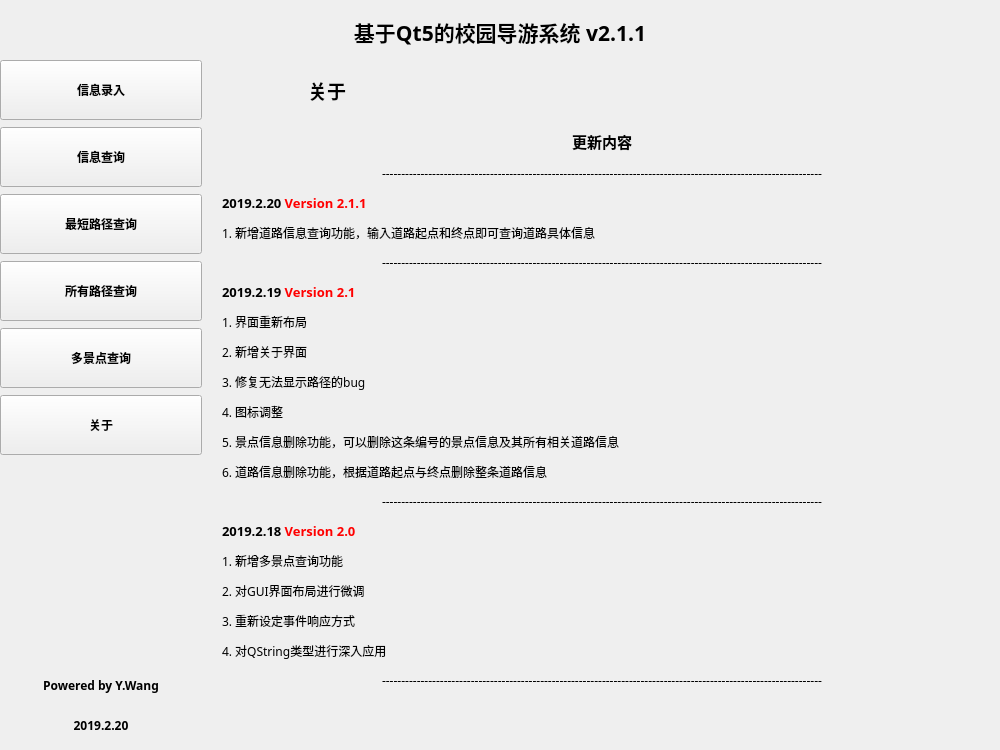
Old version of the form GuideWindow.ui in the repository iamywang/Campus-Guide-System.
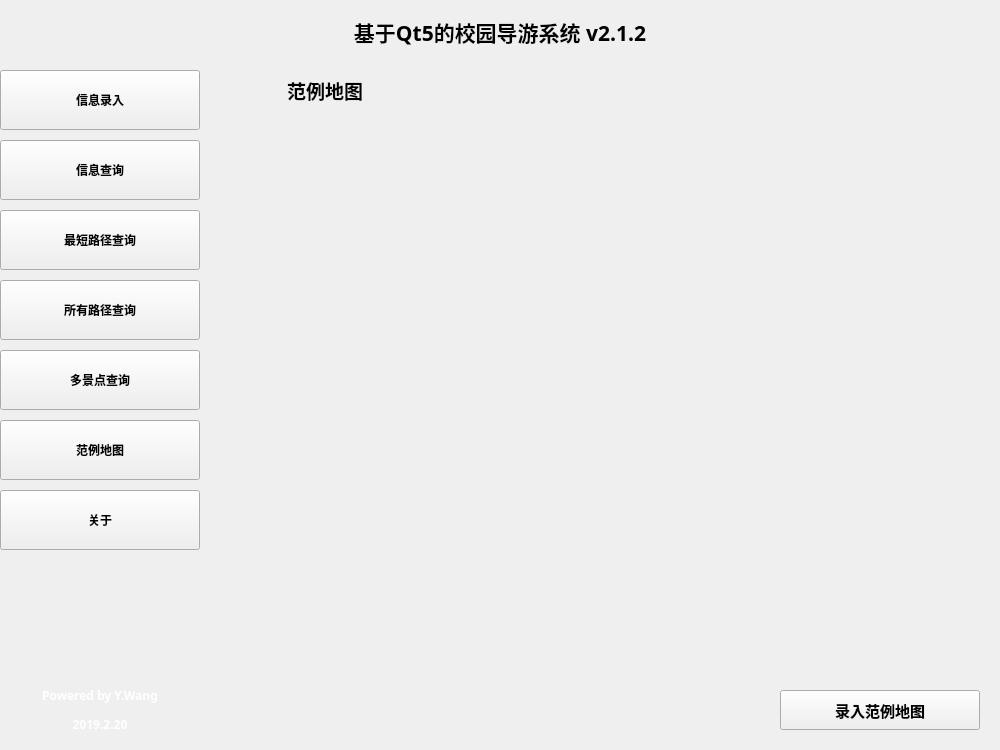
New version of the form. The open tabs and pages were chosen to show the change. Icons and pictures are not drawn.

What changed in the file:
```diff
--- a/GuideWindow.ui
+++ b/GuideWindow.ui
@@ -53,301 +53,16 @@
      </font>
     </property>
     <property name="text">
-     <string>基于Qt5的校园导游系统 v2.1.1</string>
+     <string>基于Qt5的校园导游系统 v2.1.2</string>
     </property>
     <property name="alignment">
      <set>Qt::AlignCenter</set>
     </property>
    </widget>
-   <widget class="QWidget" name="layoutWidget">
-    <property name="geometry">
-     <rect>
-      <x>0</x>
-      <y>60</y>
-      <width>202</width>
-      <height>682</height>
-     </rect>
-    </property>
-    <property name="font">
-     <font>
-      <family>微软雅黑</family>
-     </font>
-    </property>
-    <layout class="QVBoxLayout" name="Left_Choosing">
-     <property name="spacing">
-      <number>7</number>
-     </property>
-     <item>
-      <widget class="QPushButton" name="button_left_1">
-       <property name="minimumSize">
-        <size>
-         <width>200</width>
-         <height>60</height>
-        </size>
-       </property>
-       <property name="font">
-        <font>
-         <family>微软雅黑</family>
-         <weight>75</weight>
-         <bold>true</bold>
-        </font>
-       </property>
-       <property name="text">
-        <string>信息录入</string>
-       </property>
-       <property name="icon">
-        <iconset>
-         <normaloff>Resources/writeinfo.png</normaloff>Resources/writeinfo.png</iconset>
-       </property>
-       <property name="iconSize">
-        <size>
-         <width>48</width>
-         <height>48</height>
-        </size>
-       </property>
-      </widget>
-     </item>
-     <item>
-      <widget class="QPushButton" name="button_left_2">
-       <property name="minimumSize">
-        <size>
-         <width>200</width>
-         <height>60</height>
-        </size>
-       </property>
-       <property name="font">
-        <font>
-         <family>微软雅黑</family>
-         <weight>75</weight>
-         <bold>true</bold>
-        </font>
-       </property>
-       <property name="text">
-        <string>信息查询</string>
-       </property>
-       <property name="icon">
-        <iconset>
-         <normaloff>Resources/searchinfo.png</normaloff>Resources/searchinfo.png</iconset>
-       </property>
-       <property name="iconSize">
-        <size>
-         <width>48</width>
-         <height>48</height>
-        </size>
-       </property>
-      </widget>
-     </item>
-     <item>
-      <widget class="QPushButton" name="button_left_3">
-       <property name="minimumSize">
-        <size>
-         <width>200</width>
-         <height>60</height>
-        </size>
-       </property>
-       <property name="font">
-        <font>
-         <family>微软雅黑</family>
-         <weight>75</weight>
-         <bold>true</bold>
-        </font>
-       </property>
-       <property name="text">
-        <string>最短路径查询</string>
-       </property>
-       <property name="icon">
-        <iconset>
-         <normaloff>Resources/findroad.png</normaloff>Resources/findroad.png</iconset>
-       </property>
-       <property name="iconSize">
-        <size>
-         <width>48</width>
-         <height>48</height>
-        </size>
-       </property>
-      </widget>
-     </item>
-     <item>
-      <widget class="QPushButton" name="button_left_4">
-       <property name="minimumSize">
-        <size>
-         <width>200</width>
-         <height>60</height>
-        </size>
-       </property>
-       <property name="font">
-        <font>
-         <family>微软雅黑</family>
-         <weight>75</weight>
-         <bold>true</bold>
-        </font>
-       </property>
-       <property name="text">
-        <string>所有路径查询</string>
-       </property>
-       <property name="icon">
-        <iconset>
-         <normaloff>Resources/allroad.png</normaloff>Resources/allroad.png</iconset>
-       </property>
-       <property name="iconSize">
-        <size>
-         <width>48</width>
-         <height>48</height>
-        </size>
-       </property>
-      </widget>
-     </item>
-     <item>
-      <widget class="QPushButton" name="button_left_5">
-       <property name="minimumSize">
-        <size>
-         <width>200</width>
-         <height>60</height>
-        </size>
-       </property>
-       <property name="font">
-        <font>
-         <family>微软雅黑</family>
-         <weight>75</weight>
-         <bold>true</bold>
-        </font>
-       </property>
-       <property name="text">
-        <string>多景点查询</string>
-       </property>
-       <property name="icon">
-        <iconset>
-         <normaloff>Resources/multiplaces.png</normaloff>Resources/multiplaces.png</iconset>
-       </property>
-       <property name="iconSize">
-        <size>
-         <width>48</width>
-         <height>48</height>
-        </size>
-       </property>
-      </widget>
-     </item>
-     <item>
-      <widget class="QPushButton" name="button_left_6">
-       <property name="minimumSize">
-        <size>
-         <width>200</width>
-         <height>60</height>
-        </size>
-       </property>
-       <property name="font">
-        <font>
-         <family>微软雅黑</family>
-         <weight>75</weight>
-         <bold>true</bold>
-        </font>
-       </property>
-       <property name="text">
-        <string>关于</string>
-       </property>
-       <property name="icon">
-        <iconset>
-         <normaloff>Resources/about.png</normaloff>Resources/about.png</iconset>
-       </property>
-       <property name="iconSize">
-        <size>
-         <width>48</width>
-         <height>48</height>
-        </size>
-       </property>
-      </widget>
-     </item>
-     <item>
-      <widget class="QLabel" name="pix_label_1">
-       <property name="minimumSize">
-        <size>
-         <width>200</width>
-         <height>200</height>
-        </size>
-       </property>
-       <property name="font">
-        <font>
-         <family>微软雅黑</family>
-        </font>
-       </property>
-       <property name="text">
-        <string/>
-       </property>
-       <property name="pixmap">
-        <pixmap>Resources/auth.jpg</pixmap>
-       </property>
-       <property name="scaledContents">
-        <bool>true</bool>
-       </property>
-      </widget>
-     </item>
-     <item>
-      <widget class="QLabel" name="pix_label_2">
-       <property name="minimumSize">
-        <size>
-         <width>200</width>
-         <height>32</height>
-        </size>
-       </property>
-       <property name="font">
-        <font>
-         <family>微软雅黑</family>
-         <weight>75</weight>
-         <bold>true</bold>
-        </font>
-       </property>
-       <property name="text">
-        <string>Powered by Y.Wang</string>
-       </property>
-       <property name="scaledContents">
-        <bool>false</bool>
-       </property>
-       <property name="alignment">
-        <set>Qt::AlignCenter</set>
-       </property>
-      </widget>
-     </item>
-     <item>
-      <widget class="QLabel" name="pix_label_3">
-       <property name="minimumSize">
-        <size>
-         <width>200</width>
-         <height>32</height>
-        </size>
-       </property>
-       <property name="font">
-        <font>
-         <family>微软雅黑</family>
-         <weight>75</weight>
-         <bold>true</bold>
-        </font>
-       </property>
-       <property name="text">
-        <string>2019.2.20</string>
-       </property>
-       <property name="scaledContents">
-        <bool>false</bool>
-       </property>
-       <property name="alignment">
-        <set>Qt::AlignCenter</set>
-       </property>
-      </widget>
-     </item>
-    </layout>
-    <zorder>pix_label_2</zorder>
-    <zorder>button_left_1</zorder>
-    <zorder>button_left_2</zorder>
-    <zorder>button_left_3</zorder>
-    <zorder>button_left_4</zorder>
-    <zorder>pix_label_1</zorder>
-    <zorder>button_left_5</zorder>
-    <zorder>pix_label_3</zorder>
-    <zorder>button_left_6</zorder>
-   </widget>
    <widget class="QStackedWidget" name="stackedWidget">
     <property name="geometry">
      <rect>
-      <x>202</x>
+      <x>200</x>
       <y>70</y>
       <width>800</width>
       <height>680</height>
@@ -1451,7 +1166,7 @@
        </font>
       </property>
       <property name="text">
-       <string>&lt;html&gt;&lt;head/&gt;&lt;body&gt;&lt;p align=&quot;center&quot;&gt;&lt;span style=&quot; font-size:11pt; font-weight:600;&quot;&gt;更新内容&lt;/span&gt;&lt;/p&gt;&lt;p align=&quot;center&quot;&gt;------------------------------------------------------------------------------------------------------------------&lt;/p&gt;&lt;p align=&quot;justify&quot;&gt;&lt;span style=&quot; font-size:10pt; font-weight:600;&quot;&gt;2019.2.20 &lt;/span&gt;&lt;span style=&quot; font-size:10pt; font-weight:600; color:#ff0000;&quot;&gt;Version 2.1.1&lt;/span&gt;&lt;/p&gt;&lt;p align=&quot;justify&quot;&gt;1. 新增道路信息查询功能，输入道路起点和终点即可查询道路具体信息&lt;/p&gt;&lt;p align=&quot;center&quot;&gt;------------------------------------------------------------------------------------------------------------------&lt;/p&gt;&lt;p align=&quot;justify&quot;&gt;&lt;span style=&quot; font-size:10pt; font-weight:600;&quot;&gt;2019.2.19 &lt;/span&gt;&lt;span style=&quot; font-size:10pt; font-weight:600; color:#ff0000;&quot;&gt;Version 2.1&lt;/span&gt;&lt;/p&gt;&lt;p align=&quot;justify&quot;&gt;1. 界面重新布局&lt;/p&gt;&lt;p align=&quot;justify&quot;&gt;2. 新增关于界面&lt;/p&gt;&lt;p align=&quot;justify&quot;&gt;3. 修复无法显示路径的bug&lt;/p&gt;&lt;p align=&quot;justify&quot;&gt;4. 图标调整&lt;/p&gt;&lt;p align=&quot;justify&quot;&gt;5. 景点信息删除功能，可以删除这条编号的景点信息及其所有相关道路信息&lt;/p&gt;&lt;p align=&quot;justify&quot;&gt;6. 道路信息删除功能，根据道路起点与终点删除整条道路信息&lt;/p&gt;&lt;p align=&quot;center&quot;&gt;------------------------------------------------------------------------------------------------------------------&lt;/p&gt;&lt;p align=&quot;justify&quot;&gt;&lt;span style=&quot; font-size:10pt; font-weight:600;&quot;&gt;2019.2.18 &lt;/span&gt;&lt;span style=&quot; font-size:10pt; font-weight:600; color:#ff0000;&quot;&gt;Version 2.0&lt;/span&gt;&lt;/p&gt;&lt;p align=&quot;justify&quot;&gt;1. 新增多景点查询功能&lt;/p&gt;&lt;p align=&quot;justify&quot;&gt;2. 对GUI界面布局进行微调&lt;/p&gt;&lt;p align=&quot;justify&quot;&gt;3. 重新设定事件响应方式&lt;/p&gt;&lt;p align=&quot;justify&quot;&gt;4. 对QString类型进行深入应用&lt;/p&gt;&lt;p align=&quot;center&quot;&gt;------------------------------------------------------------------------------------------------------------------&lt;/p&gt;&lt;/body&gt;&lt;/html&gt;</string>
+       <string>&lt;html&gt;&lt;head/&gt;&lt;body&gt;&lt;p align=&quot;center&quot;&gt;------------------------------------------------------------------------------------------------------------------&lt;/p&gt;&lt;p align=&quot;justify&quot;&gt;&lt;span style=&quot; font-size:10pt; font-weight:600;&quot;&gt;2019.2.20 &lt;/span&gt;&lt;span style=&quot; font-size:10pt; font-weight:600; color:#ff0000;&quot;&gt;Version 2.1.2&lt;/span&gt;&lt;/p&gt;&lt;p align=&quot;justify&quot;&gt;1. 新增道路信息查询功能，输入道路起点和终点即可查询道路具体信息&lt;/p&gt;&lt;p align=&quot;justify&quot;&gt;2. 新增范例地图，支持一键录入已有范例信息&lt;/p&gt;&lt;p align=&quot;center&quot;&gt;------------------------------------------------------------------------------------------------------------------&lt;/p&gt;&lt;p align=&quot;justify&quot;&gt;&lt;span style=&quot; font-size:10pt; font-weight:600;&quot;&gt;2019.2.19 &lt;/span&gt;&lt;span style=&quot; font-size:10pt; font-weight:600; color:#ff0000;&quot;&gt;Version 2.1&lt;/span&gt;&lt;/p&gt;&lt;p align=&quot;justify&quot;&gt;1. 界面重新布局&lt;/p&gt;&lt;p align=&quot;justify&quot;&gt;2. 新增关于界面&lt;/p&gt;&lt;p align=&quot;justify&quot;&gt;3. 修复无法显示路径的bug&lt;/p&gt;&lt;p align=&quot;justify&quot;&gt;4. 图标调整&lt;/p&gt;&lt;p align=&quot;justify&quot;&gt;5. 景点信息删除功能，可以删除这条编号的景点信息及其所有相关道路信息&lt;/p&gt;&lt;p align=&quot;justify&quot;&gt;6. 道路信息删除功能，根据道路起点与终点删除整条道路信息&lt;/p&gt;&lt;p align=&quot;center&quot;&gt;------------------------------------------------------------------------------------------------------------------&lt;/p&gt;&lt;p align=&quot;justify&quot;&gt;&lt;span style=&quot; font-size:10pt; font-weight:600;&quot;&gt;2019.2.18 &lt;/span&gt;&lt;span style=&quot; font-size:10pt; font-weight:600; color:#ff0000;&quot;&gt;Version 2.0&lt;/span&gt;&lt;/p&gt;&lt;p align=&quot;justify&quot;&gt;1. 新增多景点查询功能&lt;/p&gt;&lt;p align=&quot;justify&quot;&gt;2. 对GUI界面布局进行微调&lt;/p&gt;&lt;p align=&quot;justify&quot;&gt;3. 重新设定事件响应方式&lt;/p&gt;&lt;p align=&quot;justify&quot;&gt;4. 对QString类型进行深入应用&lt;/p&gt;&lt;p align=&quot;center&quot;&gt;------------------------------------------------------------------------------------------------------------------&lt;/p&gt;&lt;/body&gt;&lt;/html&gt;</string>
       </property>
       <property name="textFormat">
        <enum>Qt::RichText</enum>
@@ -1461,6 +1176,83 @@
       </property>
      </widget>
     </widget>
+    <widget class="QWidget" name="page_7">
+     <widget class="QLabel" name="demo_title">
+      <property name="geometry">
+       <rect>
+        <x>0</x>
+        <y>0</y>
+        <width>250</width>
+        <height>40</height>
+       </rect>
+      </property>
+      <property name="font">
+       <font>
+        <family>微软雅黑</family>
+        <pointsize>14</pointsize>
+        <weight>75</weight>
+        <bold>true</bold>
+       </font>
+      </property>
+      <property name="text">
+       <string>范例地图</string>
+      </property>
+      <property name="alignment">
+       <set>Qt::AlignCenter</set>
+      </property>
+     </widget>
+     <widget class="QLabel" name="demo_label_1">
+      <property name="geometry">
+       <rect>
+        <x>20</x>
+        <y>110</y>
+        <width>760</width>
+        <height>436</height>
+       </rect>
+      </property>
+      <property name="font">
+       <font>
+        <pointsize>11</pointsize>
+       </font>
+      </property>
+      <property name="autoFillBackground">
+       <bool>false</bool>
+      </property>
+      <property name="text">
+       <string/>
+      </property>
+      <property name="pixmap">
+       <pixmap>Resources/map.png</pixmap>
+      </property>
+      <property name="scaledContents">
+       <bool>true</bool>
+      </property>
+      <property name="alignment">
+       <set>Qt::AlignCenter</set>
+      </property>
+     </widget>
+     <widget class="QPushButton" name="demo_button_1">
+      <property name="geometry">
+       <rect>
+        <x>580</x>
+        <y>620</y>
+        <width>200</width>
+        <height>40</height>
+       </rect>
+      </property>
+      <property name="font">
+       <font>
+        <family>微软雅黑</family>
+        <pointsize>11</pointsize>
+        <weight>75</weight>
+        <bold>true</bold>
+       </font>
+      </property>
+      <property name="text">
+       <string>录入范例地图</string>
+      </property>
+     </widget>
+    </widget>
    </widget>
    <widget class="QLabel" name="IconLabel">
     <property name="geometry">
@@ -1495,6 +1287,320 @@
      <set>Qt::AlignCenter</set>
     </property>
    </widget>
+   <widget class="QPushButton" name="button_left_7">
+    <property name="geometry">
+     <rect>
+      <x>0</x>
+      <y>420</y>
+      <width>200</width>
+      <height>60</height>
+     </rect>
+    </property>
+    <property name="minimumSize">
+     <size>
+      <width>0</width>
+      <height>0</height>
+     </size>
+    </property>
+    <property name="font">
+     <font>
+      <family>微软雅黑</family>
+      <weight>75</weight>
+      <bold>true</bold>
+     </font>
+    </property>
+    <property name="text">
+     <string>范例地图</string>
+    </property>
+    <property name="icon">
+     <iconset>
+      <normaloff>Resources/sdu.png</normaloff>Resources/sdu.png</iconset>
+    </property>
+    <property name="iconSize">
+     <size>
+      <width>48</width>
+      <height>48</height>
+     </size>
+    </property>
+   </widget>
+   <widget class="QPushButton" name="button_left_2">
+    <property name="geometry">
+     <rect>
+      <x>0</x>
+      <y>140</y>
+      <width>200</width>
+      <height>60</height>
+     </rect>
+    </property>
+    <property name="minimumSize">
+     <size>
+      <width>0</width>
+      <height>0</height>
+     </size>
+    </property>
+    <property name="font">
+     <font>
+      <family>微软雅黑</family>
+      <weight>75</weight>
+      <bold>true</bold>
+     </font>
+    </property>
+    <property name="text">
+     <string>信息查询</string>
+    </property>
+    <property name="icon">
+     <iconset>
+      <normaloff>Resources/searchinfo.png</normaloff>Resources/searchinfo.png</iconset>
+    </property>
+    <property name="iconSize">
+     <size>
+      <width>48</width>
+      <height>48</height>
+     </size>
+    </property>
+   </widget>
+   <widget class="QPushButton" name="button_left_1">
+    <property name="geometry">
+     <rect>
+      <x>0</x>
+      <y>70</y>
+      <width>200</width>
+      <height>60</height>
+     </rect>
+    </property>
+    <property name="minimumSize">
+     <size>
+      <width>0</width>
+      <height>0</height>
+     </size>
+    </property>
+    <property name="font">
+     <font>
+      <family>微软雅黑</family>
+      <weight>75</weight>
+      <bold>true</bold>
+     </font>
+    </property>
+    <property name="text">
+     <string>信息录入</string>
+    </property>
+    <property name="icon">
+     <iconset>
+      <normaloff>Resources/writeinfo.png</normaloff>Resources/writeinfo.png</iconset>
+    </property>
+    <property name="iconSize">
+     <size>
+      <width>48</width>
+      <height>48</height>
+     </size>
+    </property>
+   </widget>
+   <widget class="QPushButton" name="button_left_3">
+    <property name="geometry">
+     <rect>
+      <x>0</x>
+      <y>210</y>
+      <width>200</width>
+      <height>60</height>
+     </rect>
+    </property>
+    <property name="minimumSize">
+     <size>
+      <width>0</width>
+      <height>0</height>
+     </size>
+    </property>
+    <property name="font">
+     <font>
+      <family>微软雅黑</family>
+      <weight>75</weight>
+      <bold>true</bold>
+     </font>
+    </property>
+    <property name="text">
+     <string>最短路径查询</string>
+    </property>
+    <property name="icon">
+     <iconset>
+      <normaloff>Resources/findroad.png</normaloff>Resources/findroad.png</iconset>
+    </property>
+    <property name="iconSize">
+     <size>
+      <width>48</width>
+      <height>48</height>
+     </size>
+    </property>
+   </widget>
+   <widget class="QPushButton" name="button_left_4">
+    <property name="geometry">
+     <rect>
+      <x>0</x>
+      <y>280</y>
+      <width>200</width>
+      <height>60</height>
+     </rect>
+    </property>
+    <property name="minimumSize">
+     <size>
+      <width>0</width>
+      <height>0</height>
+     </size>
+    </property>
+    <property name="font">
+     <font>
+      <family>微软雅黑</family>
+      <weight>75</weight>
+      <bold>true</bold>
+     </font>
+    </property>
+    <property name="text">
+     <string>所有路径查询</string>
+    </property>
+    <property name="icon">
+     <iconset>
+      <normaloff>Resources/allroad.png</normaloff>Resources/allroad.png</iconset>
+    </property>
+    <property name="iconSize">
+     <size>
+      <width>48</width>
+      <height>48</height>
+     </size>
+    </property>
+   </widget>
+   <widget class="QPushButton" name="button_left_6">
+    <property name="geometry">
+     <rect>
+      <x>0</x>
+      <y>490</y>
+      <width>200</width>
+      <height>60</height>
+     </rect>
+    </property>
+    <property name="minimumSize">
+     <size>
+      <width>0</width>
+      <height>0</height>
+     </size>
+    </property>
+    <property name="font">
+     <font>
+      <family>微软雅黑</family>
+      <weight>75</weight>
+      <bold>true</bold>
+     </font>
+    </property>
+    <property name="text">
+     <string>关于</string>
+    </property>
+    <property name="icon">
+     <iconset>
+      <normaloff>Resources/about.png</normaloff>Resources/about.png</iconset>
+    </property>
+    <property name="iconSize">
+     <size>
+      <width>48</width>
+      <height>48</height>
+     </size>
+    </property>
+   </widget>
+   <widget class="QPushButton" name="button_left_5">
+    <property name="geometry">
+     <rect>
+      <x>0</x>
+      <y>350</y>
+      <width>200</width>
+      <height>60</height>
+     </rect>
+    </property>
+    <property name="minimumSize">
+     <size>
+      <width>0</width>
+      <height>0</height>
+     </size>
+    </property>
+    <property name="font">
+     <font>
+      <family>微软雅黑</family>
+      <weight>75</weight>
+      <bold>true</bold>
+     </font>
+    </property>
+    <property name="text">
+     <string>多景点查询</string>
+    </property>
+    <property name="icon">
+     <iconset>
+      <normaloff>Resources/multiplaces.png</normaloff>Resources/multiplaces.png</iconset>
+    </property>
+    <property name="iconSize">
+     <size>
+      <width>48</width>
+      <height>48</height>
+     </size>
+    </property>
+   </widget>
+   <widget class="QLabel" name="pix_label_1">
+    <property name="geometry">
+     <rect>
+      <x>10</x>
+      <y>560</y>
+      <width>180</width>
+      <height>180</height>
+     </rect>
+    </property>
+    <property name="minimumSize">
+     <size>
+      <width>0</width>
+      <height>0</height>
+     </size>
+    </property>
+    <property name="font">
+     <font>
+      <family>微软雅黑</family>
+     </font>
+    </property>
+    <property name="text">
+     <string/>
+    </property>
+    <property name="pixmap">
+     <pixmap>Resources/auth.jpg</pixmap>
+    </property>
+    <property name="scaledContents">
+     <bool>true</bool>
+    </property>
+   </widget>
+   <widget class="QLabel" name="pix_label_2">
+    <property name="geometry">
+     <rect>
+      <x>10</x>
+      <y>680</y>
+      <width>180</width>
+      <height>60</height>
+     </rect>
+    </property>
+    <property name="minimumSize">
+     <size>
+      <width>0</width>
+      <height>0</height>
+     </size>
+    </property>
+    <property name="font">
+     <font>
+      <family>微软雅黑</family>
+      <weight>75</weight>
+      <bold>true</bold>
+     </font>
+    </property>
+    <property name="text">
+     <string>&lt;html&gt;&lt;head/&gt;&lt;body&gt;&lt;p align=&quot;center&quot;&gt;&lt;span style=&quot; color:#ffffff;&quot;&gt;Powered by Y.Wang&lt;/span&gt;&lt;/p&gt;&lt;p align=&quot;center&quot;&gt;&lt;span style=&quot; color:#ffffff;&quot;&gt;2019.2.20&lt;/span&gt;&lt;/p&gt;&lt;/body&gt;&lt;/html&gt;</string>
+    </property>
+    <property name="scaledContents">
+     <bool>false</bool>
+    </property>
+    <property name="alignment">
+     <set>Qt::AlignCenter</set>
+    </property>
+   </widget>
   </widget>
  </widget>
  <resources/>
```
Left out of the diff: 5 changed lines with no effect on the pictures.
